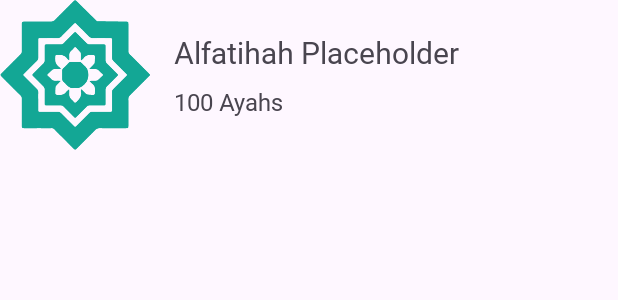
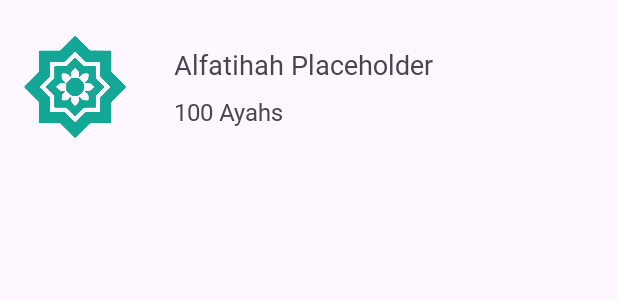
Before and after one commit to e-haikal/TahsinMQI_Android_App, an Android app: the layout item_surah_list.xml on its own in the app's theme, with its tools: preview values and no code run, on a phone screen of 412 x 824 dp. Shown: the top 300 px of the screen. Run offline under Robolectric (Android 15) with nearby library versions, the phone set to English and light mode, and no system bars.

Commit message:
fix(alquran-layout): changing the layout parameter

```diff
--- a/app/src/main/res/layout/item_surah_list.xml
+++ b/app/src/main/res/layout/item_surah_list.xml
@@ -4,11 +4,13 @@
     android:layout_height="wrap_content"
     xmlns:app="http://schemas.android.com/apk/res-auto"
     xmlns:tools="http://schemas.android.com/tools"
+    android:layout_marginTop="@dimen/margin_small"
     android:orientation="horizontal">
     <ImageView
         android:id="@+id/iv_surah_image"
         android:layout_width="100dp"
         android:layout_height="100dp"
+        android:padding="@dimen/padding_medium"
         android:src="@drawable/img_placeholder_greenish" />
 
     <LinearLayout
@@ -23,7 +25,7 @@
             android:layout_height="wrap_content"
             android:text="@string/placeholder_surah_name"
             android:fontFamily="@font/roboto_regular"
-            android:textSize="@dimen/text_size_heading_medium"/>
+            android:textSize="@dimen/text_size_heading_small"/>
 
         <TextView
             android:id="@+id/tv_surah_total_verse"
```
